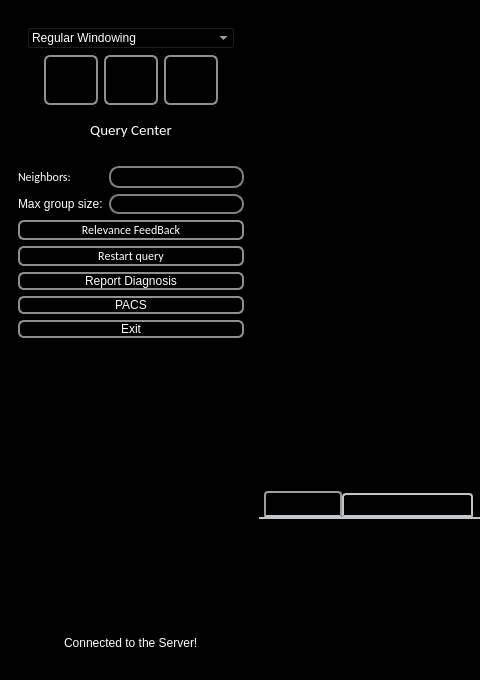
Before: the Qt Designer form gui/ui/OberonViewer.ui in marcosivni/WebHigiia, drawn with Qt 5; both pictures show x 0 to 480 and y 0 to 680 of the 1360 by 680 pixel window.
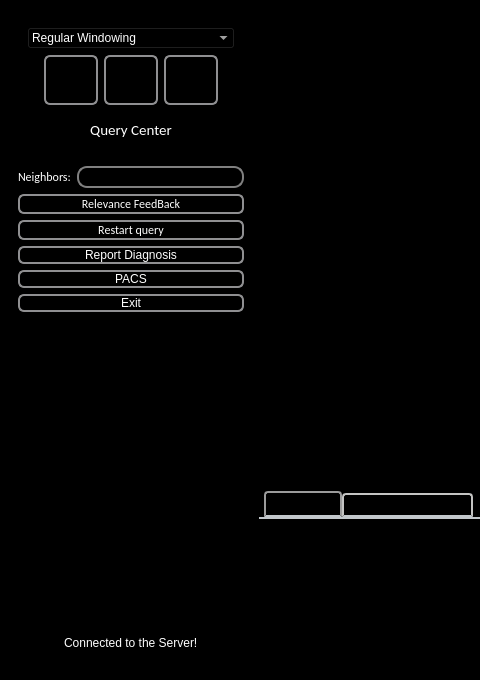
After: the same form once the commit is applied. Icons and pictures are not drawn.

```diff
--- a/gui/ui/OberonViewer.ui
+++ b/gui/ui/OberonViewer.ui
@@ -477,7 +477,45 @@
        <enum>QFrame::Raised</enum>
       </property>
       <layout class="QGridLayout" name="gridLayout_2">
-       <item row="16" column="0" colspan="2">
+       <item row="9" column="0" colspan="2">
+        <widget class="QPushButton" name="btnFeedback">
+         <property name="font">
+          <font>
+           <family>Calibri</family>
+           <pointsize>9</pointsize>
+           <weight>50</weight>
+           <italic>false</italic>
+           <bold>false</bold>
+           <underline>false</underline>
+           <strikeout>false</strikeout>
+          </font>
+         </property>
+         <property name="styleSheet">
+          <string notr="true"/>
+         </property>
+         <property name="text">
+          <string>Relevance FeedBack</string>
+         </property>
+         <property name="flat">
+          <bool>false</bool>
+         </property>
+        </widget>
+       </item>
+       <item row="12" column="0" colspan="2">
+        <widget class="QPushButton" name="btnPACS">
+         <property name="text">
+          <string>PACS</string>
+         </property>
+        </widget>
+       </item>
+       <item row="13" column="0" colspan="2">
+        <widget class="QPushButton" name="btnExit">
+         <property name="text">
+          <string>Exit</string>
+         </property>
+        </widget>
+       </item>
+       <item row="15" column="0" colspan="2">
         <widget class="QFrame" name="frame">
          <property name="frameShape">
           <enum>QFrame::StyledPanel</enum>
@@ -539,7 +577,7 @@
                <x>0</x>
                <y>0</y>
                <width>208</width>
-               <height>68</height>
+               <height>97</height>
               </rect>
              </property>
              <layout class="QVBoxLayout" name="verticalLayout">
@@ -570,38 +608,10 @@
          </layout>
         </widget>
        </item>
-       <item row="7" column="1">
-        <widget class="QLineEdit" name="txtKnn">
-         <property name="font">
-          <font>
-           <family>Calibri</family>
-           <pointsize>9</pointsize>
-          </font>
-         </property>
-         <property name="styleSheet">
-          <string notr="true"> QLineEdit {
-     color: white;
-     border: 2px solid gray;
-     border-radius: 10px;
-     padding: 0 8px;
-     selection-background-color: darkgray;
- }</string>
-         </property>
-         <property name="inputMask">
-          <string>999</string>
-         </property>
+       <item row="11" column="0" colspan="2">
+        <widget class="QPushButton" name="btnDiagnosis">
          <property name="text">
-          <string/>
-         </property>
-         <property name="cursorPosition">
-          <number>3</number>
-         </property>
-        </widget>
-       </item>
-       <item row="14" column="0" colspan="2">
-        <widget class="QPushButton" name="btnExit">
-         <property name="text">
-          <string>Exit</string>
+          <string>Report Diagnosis</string>
          </property>
         </widget>
        </item>
@@ -902,7 +912,7 @@
          </layout>
         </widget>
        </item>
-       <item row="11" column="0" colspan="2">
+       <item row="10" column="0" colspan="2">
         <widget class="QPushButton" name="btnRestart">
          <property name="font">
           <font>
@@ -956,46 +966,14 @@
          </property>
         </widget>
        </item>
-       <item row="12" column="0" colspan="2">
-        <widget class="QPushButton" name="btnDiagnosis">
-         <property name="text">
-          <string>Report Diagnosis</string>
-         </property>
-        </widget>
-       </item>
-       <item row="10" column="0" colspan="2">
-        <widget class="QPushButton" name="btnFeedback">
+       <item row="7" column="1">
+        <widget class="QLineEdit" name="txtKnn">
          <property name="font">
           <font>
            <family>Calibri</family>
            <pointsize>9</pointsize>
-           <weight>50</weight>
-           <italic>false</italic>
-           <bold>false</bold>
-           <underline>false</underline>
-           <strikeout>false</strikeout>
           </font>
          </property>
-         <property name="styleSheet">
-          <string notr="true"/>
-         </property>
-         <property name="text">
-          <string>Relevance FeedBack</string>
-         </property>
-         <property name="flat">
-          <bool>false</bool>
-         </property>
-        </widget>
-       </item>
-       <item row="8" column="0">
-        <widget class="QLabel" name="lblDiversityNumber">
-         <property name="text">
-          <string>Max group size:</string>
-         </property>
-        </widget>
-       </item>
-       <item row="8" column="1">
-        <widget class="QLineEdit" name="txtBridge">
          <property name="styleSheet">
           <string notr="true"> QLineEdit {
      color: white;
@@ -1010,10 +988,19 @@
          </property>
         </widget>
        </item>
-       <item row="13" column="0" colspan="2">
-        <widget class="QPushButton" name="btnPACS">
+       <item row="7" column="0">
+        <widget class="QLabel" name="lblNumberOfNeighbors">
+         <property name="font">
+          <font>
+           <family>Calibri</family>
+           <pointsize>9</pointsize>
+          </font>
+         </property>
+         <property name="styleSheet">
+          <string notr="true">color: white;</string>
+         </property>
          <property name="text">
-          <string>PACS</string>
+          <string>Neighbors:</string>
          </property>
         </widget>
        </item>
```
Left out of the diff: 23 changed lines with no effect on the pictures.
